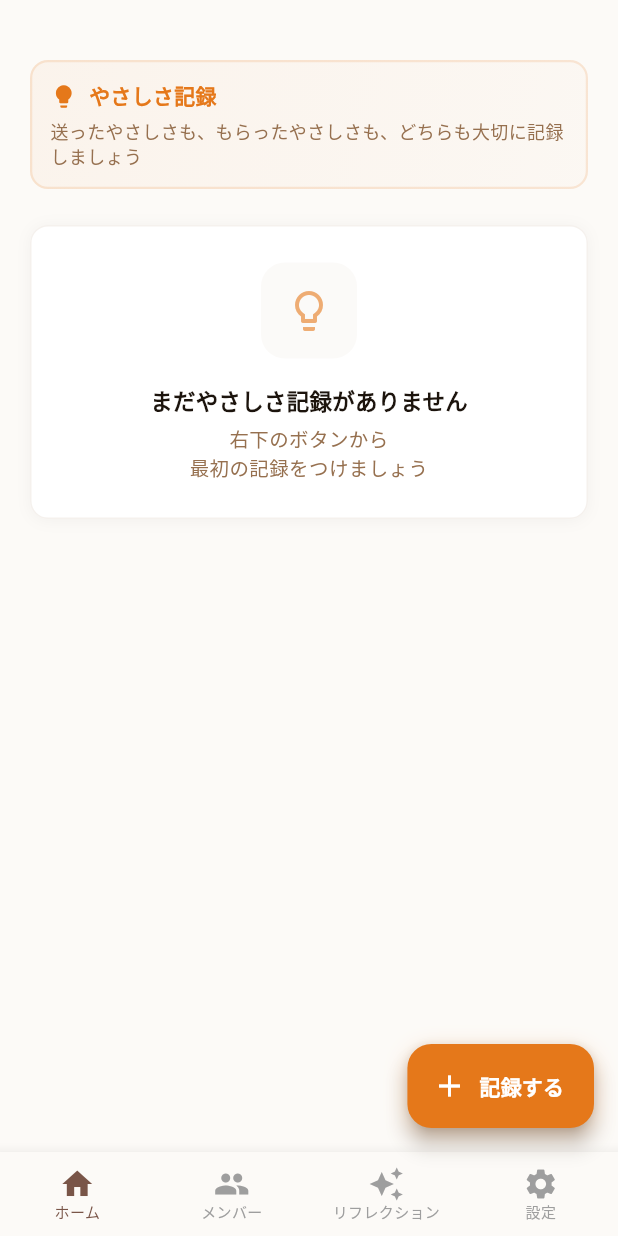
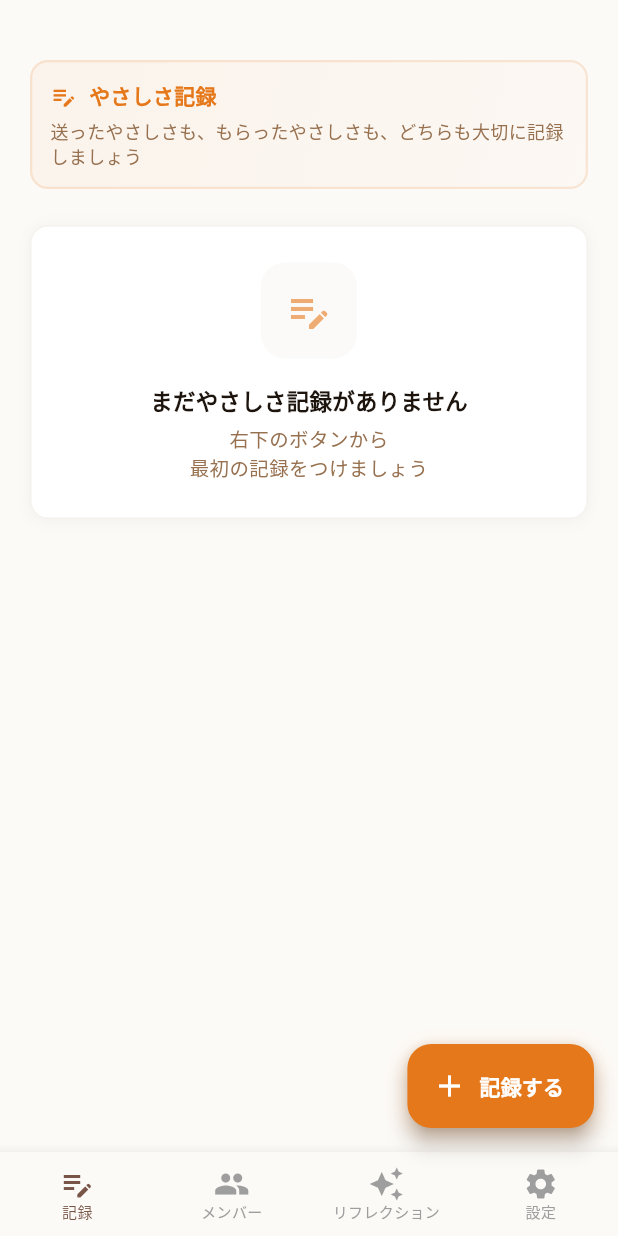
Before and after one commit to dmaruyama-51/secure-base-app-flutter, a Flutter app: the KindnessRecordListPage screen opened by its route, on a phone screen of 412 x 824 dp. Run offline on Flutter 3.47's test engine with Material 3 defaults, Android fonts, the phone set to English and light mode, and no system bars; our stand-ins replace fl_chart, flutter_dotenv, go_router, google_fonts, shared_preferences, supabase_flutter; accounts and stored records are empty.

Commit message:
記録アイコンを更新

```diff
--- a/lib/views/kindness_record/kindness_record_list_page.dart
+++ b/lib/views/kindness_record/kindness_record_list_page.dart
@@ -154,7 +154,7 @@ class _KindnessRecordListPageState extends State<KindnessRecordListPage> {
         children: [
           Row(
             children: [
-              Icon(Icons.lightbulb, size: 18, color: theme.colorScheme.primary),
+              Icon(Icons.edit_note, size: 18, color: theme.colorScheme.primary),
               const SizedBox(width: 8),
               Text(
                 'やさしさ記録',
@@ -287,7 +287,7 @@ class _KindnessRecordListPageState extends State<KindnessRecordListPage> {
               borderRadius: AppBorderRadius.largeRadius,
             ),
             child: Icon(
-              Icons.lightbulb_outline,
+              Icons.edit_note_outlined,
               size: 32,
               color: theme.colorScheme.primary.withOpacity(0.6),
             ),
--- a/lib/widgets/common/bottom_navigation.dart
+++ b/lib/widgets/common/bottom_navigation.dart
@@ -37,7 +37,7 @@ class BottomNavigation extends StatelessWidget {
         }
       },
       items: const [
-        BottomNavigationBarItem(icon: Icon(Icons.home), label: 'ホーム'),
+        BottomNavigationBarItem(icon: Icon(Icons.edit_note), label: '記録'),
         BottomNavigationBarItem(icon: Icon(Icons.people), label: 'メンバー'),
         BottomNavigationBarItem(
           icon: Icon(Icons.auto_awesome),
```
